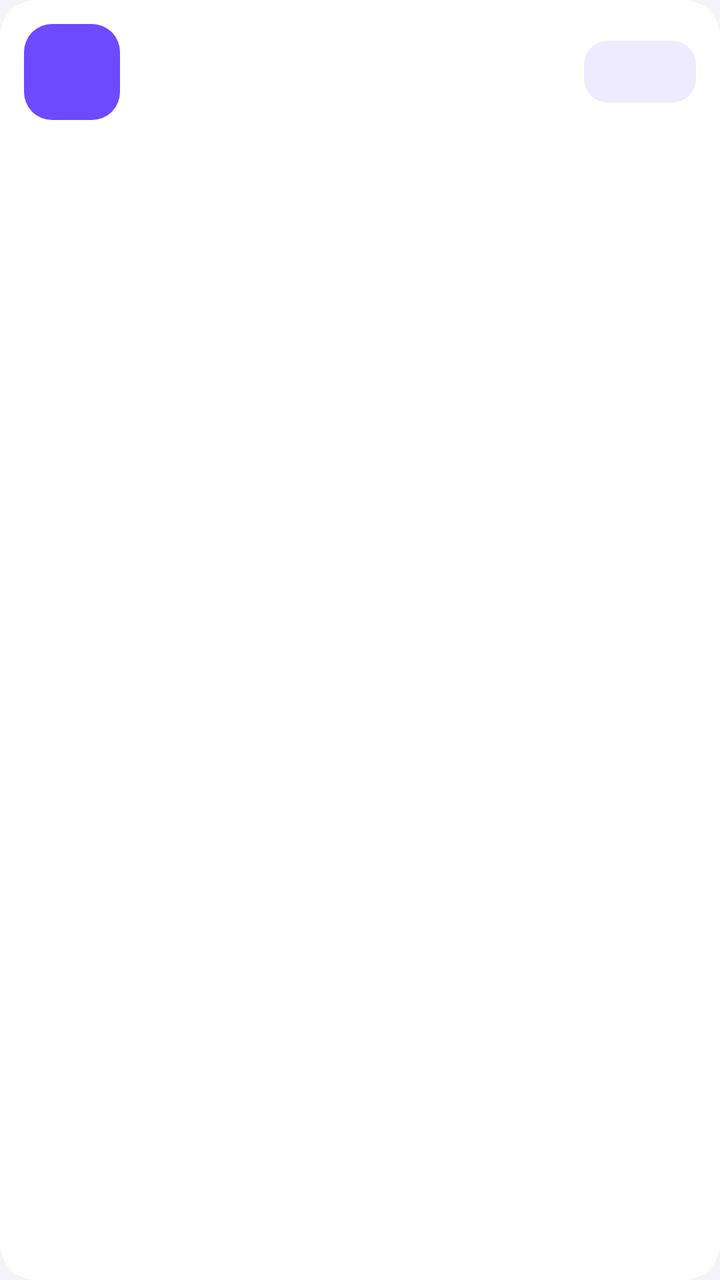
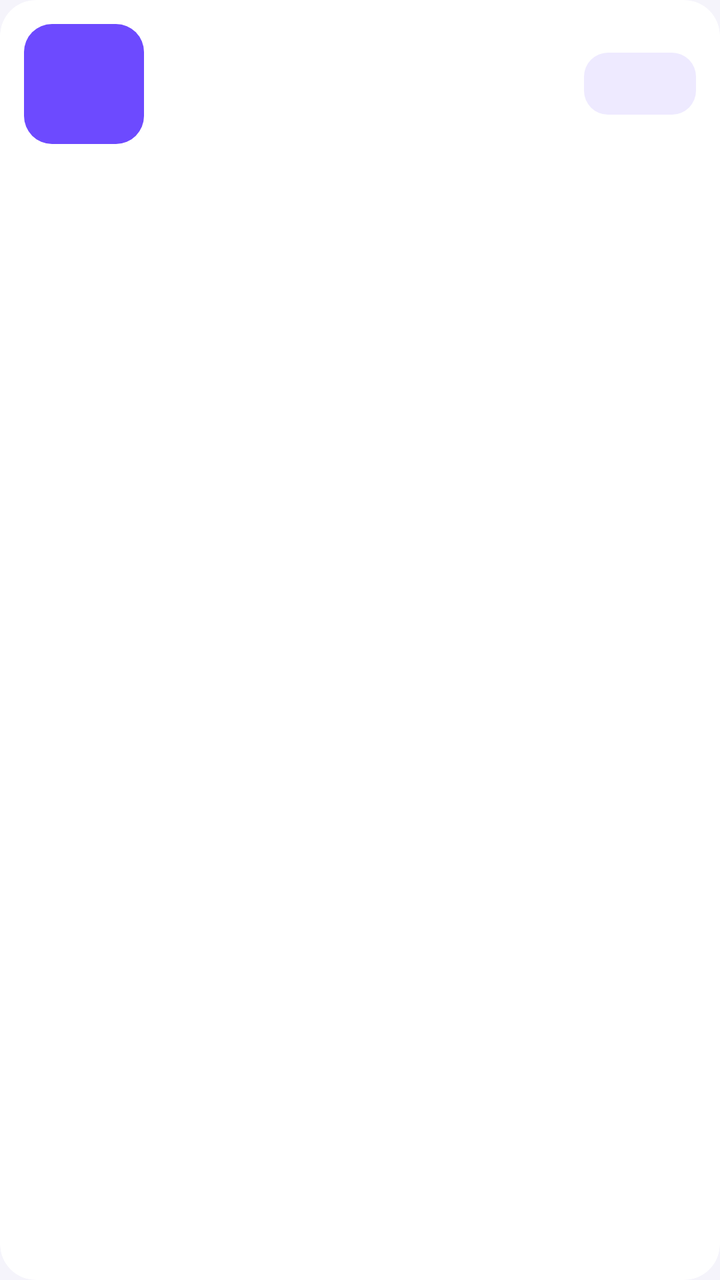

Compare the two renders of this Android layout. The source of the first and the diff that turns it into the second are given below.
<!-- AndroidManifest.xml: application theme Theme.WebtoonTracker -->
<!-- res/layout/item_series.xml -->
<?xml version="1.0" encoding="utf-8"?>
<com.google.android.material.card.MaterialCardView xmlns:android="http://schemas.android.com/apk/res/android"
    xmlns:app="http://schemas.android.com/apk/res-auto"
    android:layout_width="match_parent"
    android:layout_height="wrap_content"
    android:layout_marginTop="10dp"
    app:cardBackgroundColor="@color/card_bg"
    app:cardCornerRadius="18dp"
    app:cardElevation="0dp"
    app:strokeWidth="0dp">

    <LinearLayout
        android:layout_width="match_parent"
        android:layout_height="wrap_content"
        android:gravity="center_vertical"
        android:orientation="horizontal"
        android:padding="12dp">

        <TextView
            android:id="@+id/avatar"
            android:layout_width="48dp"
            android:layout_height="48dp"
            android:background="@drawable/bg_avatar"
            android:gravity="center"
            android:textColor="#FFFFFF"
            android:textSize="20sp"
            android:textStyle="bold" />

        <LinearLayout
            android:layout_width="0dp"
            android:layout_height="wrap_content"
            android:layout_marginStart="14dp"
            android:layout_marginEnd="8dp"
            android:layout_weight="1"
            android:orientation="vertical">

            <TextView
                android:id="@+id/title"
                android:layout_width="match_parent"
                android:layout_height="wrap_content"
                android:ellipsize="end"
                android:maxLines="1"
                android:textColor="@color/text_main"
                android:textSize="16sp"
                android:textStyle="bold" />

            <TextView
                android:id="@+id/subtitle"
                android:layout_width="match_parent"
                android:layout_height="wrap_content"
                android:layout_marginTop="2dp"
                android:ellipsize="end"
                android:maxLines="1"
                android:textColor="@color/text_soft"
                android:textSize="13sp" />
        </LinearLayout>

        <TextView
            android:id="@+id/chapter"
            android:layout_width="wrap_content"
            android:layout_height="wrap_content"
            android:background="@drawable/bg_badge"
            android:minWidth="56dp"
            android:gravity="center"
            android:paddingStart="10dp"
            android:paddingTop="6dp"
            android:paddingEnd="10dp"
            android:paddingBottom="6dp"
            android:textColor="@color/badge_text"
            android:textSize="14sp"
            android:textStyle="bold" />
    </LinearLayout>
</com.google.android.material.card.MaterialCardView>
<!-- resources referenced by this layout -->
<resources>
  <color name="badge_text">#4B2FD6</color>
  <color name="card_bg">#FFFFFF</color>
  <color name="text_main">#17142B</color>
  <color name="text_soft">#6E6A85</color>
  <!-- drawable bg_avatar (drawable) -->
  <?xml version="1.0" encoding="utf-8"?>
  <shape xmlns:android="http://schemas.android.com/apk/res/android" android:shape="rectangle">
      <corners android:radius="14dp" />
      <solid android:color="#6D4AFF" />
  </shape>
  <!-- drawable bg_badge (drawable) -->
  <?xml version="1.0" encoding="utf-8"?>
  <shape xmlns:android="http://schemas.android.com/apk/res/android" android:shape="rectangle">
      <corners android:radius="12dp" />
      <solid android:color="@color/badge_bg" />
  </shape>
  <style name="Theme.WebtoonTracker" parent="Theme.Material3.DayNight.NoActionBar">
          <item name="colorPrimary">@color/brand</item>
          <item name="colorOnPrimary">#FFFFFF</item>
          <item name="colorSecondary">@color/accent</item>
          <item name="android:colorBackground">@color/screen_bg</item>
          <item name="colorSurface">@color/card_bg</item>
          <item name="android:statusBarColor">@color/screen_bg</item>
          <item name="android:navigationBarColor">@color/screen_bg</item>
      </style>
  <color name="badge_bg">#EEEAFF</color>
  <color name="brand">#6D4AFF</color>
  <color name="accent">#FFB020</color>
  <color name="screen_bg">#F5F4FB</color>
</resources>

<!-- the commit's change to res/layout/item_series.xml (unified diff, before → after) -->
@@ -16,15 +16,29 @@
         android:orientation="horizontal"
         android:padding="12dp">
 
-        <TextView
-            android:id="@+id/avatar"
-            android:layout_width="48dp"
-            android:layout_height="48dp"
-            android:background="@drawable/bg_avatar"
-            android:gravity="center"
-            android:textColor="#FFFFFF"
-            android:textSize="20sp"
-            android:textStyle="bold" />
+        <FrameLayout
+            android:layout_width="60dp"
+            android:layout_height="60dp">
+
+            <TextView
+                android:id="@+id/avatar"
+                android:layout_width="match_parent"
+                android:layout_height="match_parent"
+                android:background="@drawable/bg_avatar"
+                android:gravity="center"
+                android:textColor="#FFFFFF"
+                android:textSize="22sp"
+                android:textStyle="bold" />
+
+            <com.google.android.material.imageview.ShapeableImageView
+                android:id="@+id/cover"
+                android:layout_width="match_parent"
+                android:layout_height="match_parent"
+                android:contentDescription="@null"
+                android:scaleType="centerCrop"
+                android:visibility="gone"
+                app:shapeAppearanceOverlay="@style/RoundedCover" />
+        </FrameLayout>
 
         <LinearLayout
             android:layout_width="0dp"
<!-- resource entries referenced after the edit -->
@@ -16,6 +16,10 @@
       <corners android:radius="12dp" />
       <solid android:color="@color/badge_bg" />
   </shape>
+  <style name="RoundedCover">
+          <item name="cornerFamily">rounded</item>
+          <item name="cornerSize">16dp</item>
+      </style>
   <style name="Theme.WebtoonTracker" parent="Theme.Material3.DayNight.NoActionBar">
           <item name="colorPrimary">@color/brand</item>
           <item name="colorOnPrimary">#FFFFFF</item>
